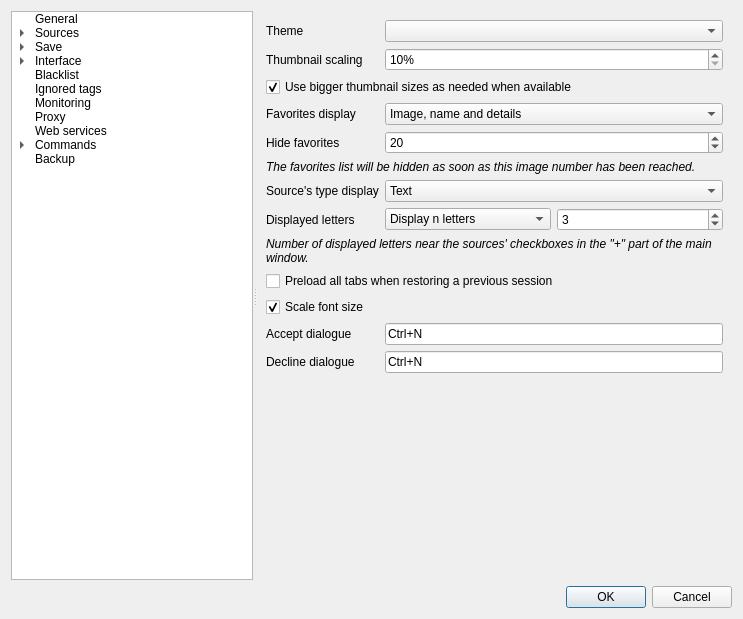
Qt form src/gui/src/settings/options-window.ui (Bionus/imgbrd-grabber) before a commit.
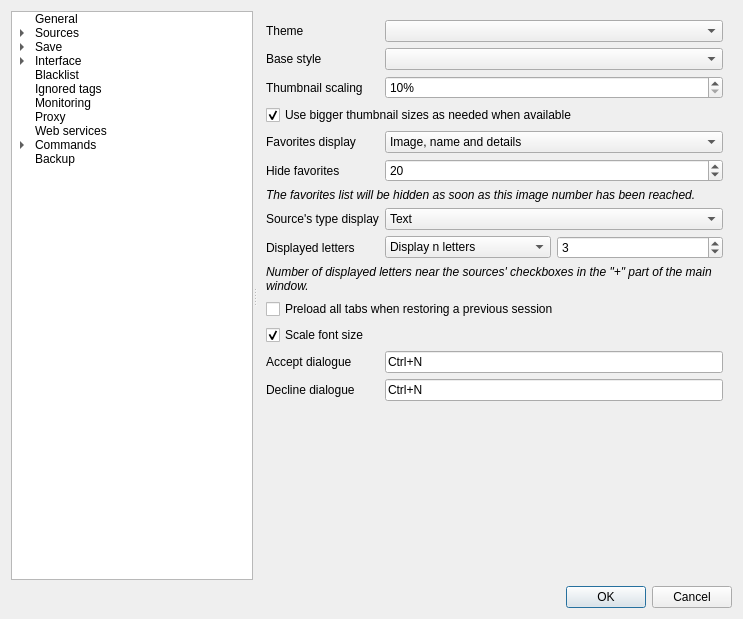
The same form after that commit. The open tabs and pages were chosen to show the change. Icons and pictures are not drawn.

Commit message: feat: allow to switch base Qt theme

```diff
--- a/src/gui/src/settings/options-window.ui
+++ b/src/gui/src/settings/options-window.ui
@@ -1444,14 +1444,14 @@
         <item row="0" column="1">
          <widget class="QComboBox" name="comboTheme"/>
         </item>
-        <item row="1" column="0">
+        <item row="2" column="0">
          <widget class="QLabel" name="labelThumbnailUpscale">
           <property name="text">
            <string>Thumbnail scaling</string>
           </property>
          </widget>
         </item>
-        <item row="1" column="1">
+        <item row="2" column="1">
          <widget class="QSpinBox" name="spinThumbnailUpscale">
           <property name="suffix">
            <string>%</string>
@@ -1464,14 +1464,24 @@
           </property>
          </widget>
         </item>
-        <item row="3" column="0">
+        <item row="3" column="0" colspan="2">
+         <widget class="QCheckBox" name="checkThumbnailSmartSize">
+          <property name="text">
+           <string>Use bigger thumbnail sizes as needed when available</string>
+          </property>
+          <property name="checked">
+           <bool>true</bool>
+          </property>
+         </widget>
+        </item>
+        <item row="4" column="0">
          <widget class="QLabel" name="label_26">
           <property name="text">
            <string>Favorites display</string>
           </property>
          </widget>
         </item>
-        <item row="3" column="1">
+        <item row="4" column="1">
          <widget class="QComboBox" name="comboFavoritesDisplay">
           <item>
            <property name="text">
@@ -1510,14 +1520,14 @@
           </item>
          </widget>
         </item>
-        <item row="4" column="0">
+        <item row="5" column="0">
          <widget class="QLabel" name="label_39">
           <property name="text">
            <string>Hide favorites</string>
           </property>
          </widget>
         </item>
-        <item row="4" column="1">
+        <item row="5" column="1">
          <widget class="QSpinBox" name="spinHideFavorites">
           <property name="maximum">
            <number>1000</number>
@@ -1527,7 +1537,7 @@
           </property>
          </widget>
         </item>
-        <item row="5" column="0" colspan="2">
+        <item row="6" column="0" colspan="2">
          <widget class="QLabel" name="label_40">
           <property name="font">
            <font>
@@ -1542,14 +1552,14 @@
           </property>
          </widget>
         </item>
-        <item row="6" column="0">
+        <item row="7" column="0">
          <widget class="QLabel" name="label_41">
           <property name="text">
            <string>Source's type display</string>
           </property>
          </widget>
         </item>
-        <item row="6" column="1">
+        <item row="7" column="1">
          <widget class="QComboBox" name="comboSources">
           <item>
            <property name="text">
@@ -1573,14 +1583,14 @@
           </item>
          </widget>
         </item>
-        <item row="7" column="0">
+        <item row="8" column="0">
          <widget class="QLabel" name="label_42">
           <property name="text">
            <string>Displayed letters</string>
           </property>
          </widget>
         </item>
-        <item row="7" column="1">
+        <item row="8" column="1">
          <layout class="QHBoxLayout" name="horizontalLayout_9">
           <item>
            <widget class="QComboBox" name="comboSourcesLetters">
@@ -1616,7 +1626,7 @@
           </item>
          </layout>
         </item>
-        <item row="8" column="0" colspan="2">
+        <item row="9" column="0" colspan="2">
          <widget class="QLabel" name="label_43">
           <property name="font">
            <font>
@@ -1631,58 +1641,58 @@
           </property>
          </widget>
         </item>
-        <item row="9" column="0" colspan="2">
+        <item row="10" column="0" colspan="2">
          <widget class="QCheckBox" name="checkPreloadAllTabs">
           <property name="text">
            <string>Preload all tabs when restoring a previous session</string>
           </property>
          </widget>
         </item>
-        <item row="11" column="0">
+        <item row="11" column="0" colspan="2">
+         <widget class="QCheckBox" name="checkScaleFontSize">
+          <property name="text">
+           <string>Scale font size</string>
+          </property>
+          <property name="checked">
+           <bool>true</bool>
+          </property>
+         </widget>
+        </item>
+        <item row="12" column="0">
          <widget class="QLabel" name="labelAcceptDialogue">
           <property name="text">
            <string>Accept dialogue</string>
           </property>
          </widget>
         </item>
-        <item row="11" column="1">
+        <item row="12" column="1">
          <widget class="QKeySequenceEdit" name="keyAcceptDialogue">
           <property name="keySequence">
            <string>Ctrl+N</string>
           </property>
          </widget>
         </item>
-        <item row="12" column="0">
+        <item row="13" column="0">
          <widget class="QLabel" name="labelDeclineDialogue">
           <property name="text">
            <string>Decline dialogue</string>
           </property>
          </widget>
         </item>
-        <item row="12" column="1">
+        <item row="13" column="1">
          <widget class="QKeySequenceEdit" name="keyDeclineDialogue">
           <property name="keySequence">
            <string>Ctrl+N</string>
           </property>
          </widget>
         </item>
-        <item row="10" column="0" colspan="2">
-         <widget class="QCheckBox" name="checkScaleFontSize">
-          <property name="text">
-           <string>Scale font size</string>
-          </property>
-          <property name="checked">
-           <bool>true</bool>
-          </property>
-         </widget>
+        <item row="1" column="1">
+         <widget class="QComboBox" name="comboBaseStyle"/>
         </item>
-        <item row="2" column="0" colspan="2">
-         <widget class="QCheckBox" name="checkThumbnailSmartSize">
+        <item row="1" column="0">
+         <widget class="QLabel" name="labelBaseStyle">
           <property name="text">
-           <string>Use bigger thumbnail sizes as needed when available</string>
-          </property>
-          <property name="checked">
-           <bool>true</bool>
+           <string>Base style</string>
           </property>
          </widget>
         </item>
```
Left out of the diff: 4 changed lines with no effect on the pictures. The commit also changes 2 other files.
